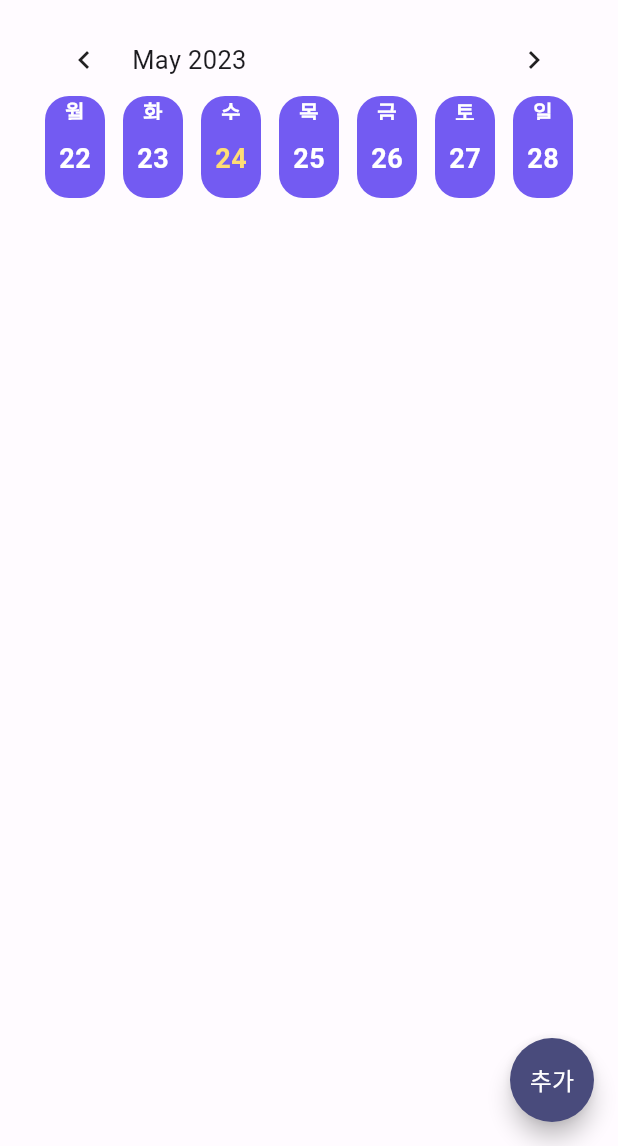
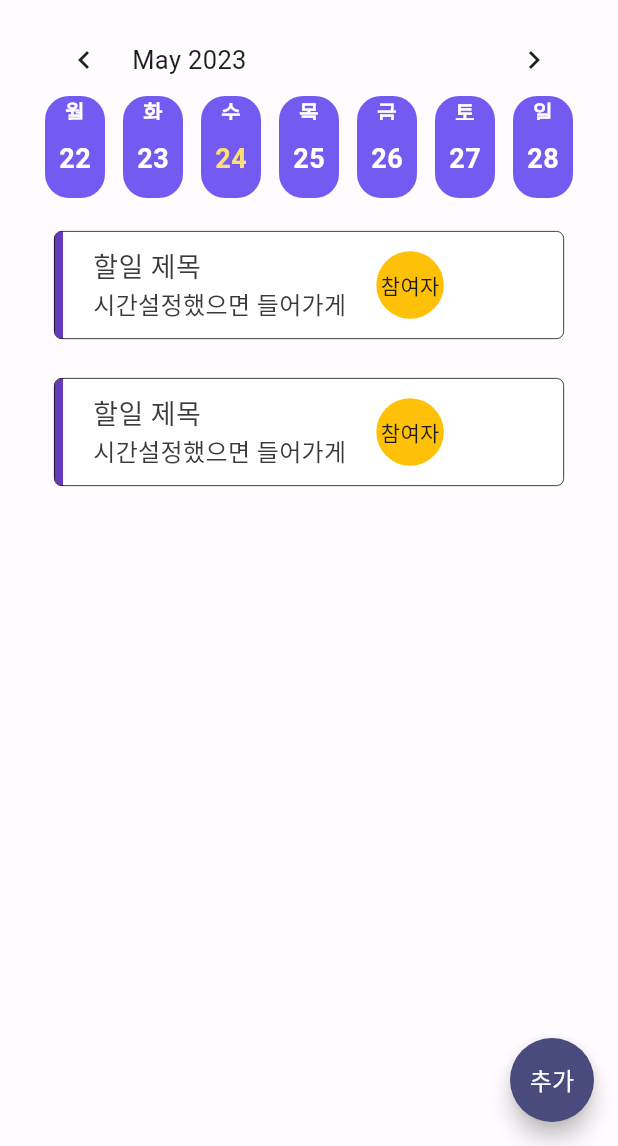
Before and after one commit to Daryu-Kim/plancation-flutter, a Flutter app: the HomeTodoPage screen opened directly, on a phone screen of 412 x 824 dp, the part 90-1236 px from its top. Run offline on Flutter 3.47's test engine with Material 2 defaults, Android fonts, the phone set to English and light mode, and no system bars; drawn by our look-alikes of flutter_slidable, table_calendar; our stand-ins replace calendar_timeline, cloud_firestore, curved_navigation_bar, firebase_auth, firebase_core, firebase_storage and 9 more; missing offline and left inert: word_break_text; accounts and stored records are empty; network calls fail; Roboto replaces fonts that are missing (Pretendard).

```diff
--- /dev/null
+++ b/lib/components/event_list/todo_list.dart
@@ -0,0 +1,231 @@
+import 'package:flutter/material.dart';
+import 'package:flutter_slidable/flutter_slidable.dart';
+import 'package:cloud_firestore/cloud_firestore.dart';
+import '../../components/todo_new/todo_new.dart';
+
+class TodoList extends StatefulWidget {
+  const TodoList({super.key});
+
+  // const TodoList(
+  //     {super.key, required this.diaryData, required this.calendarID});
+
+  // final Map diaryData;
+  // final String calendarID;
+
+  @override
+  TodoListState createState() => TodoListState();
+}
+
+class TodoListState extends State<TodoList> {
+  int calendarUsersCount = 1;
+  String authorName = "";
+  String? authorImagePath;
+
+  void showBottomSheet() => showModalBottomSheet(
+        context: context,
+        builder: (context) => const TodoForm(),
+        // shape: const RoundedRectangleBorder(
+        //     borderRadius: BorderRadius.vertical(
+        //   top: Radius.circular(25.0),
+        // )),
+        // <Widget>[
+        //   ListTile(
+        //     leading: const Icon(Icons.share),
+        //     onTap: () {},
+        //   ),
+        //   ListTile(
+        //     leading: const Icon(Icons.link),
+        //     onTap: () {},
+        //   )
+        // ],
+      );
+
+  // Future<Map?> getAuthorData() async {
+  //   try {
+  //     final tempData = await FirebaseFirestore.instance
+  //         .collection('Users')
+  //         .doc(widget.diaryData['postAuthorID'])
+  //         .get();
+  //     final result = tempData.data();
+  //     return result;
+  //   } catch (e) {
+  //     return null;
+  //   }
+  // }
+
+  Future<Map?> getCalendarData(String calendarID) async {
+    try {
+      final tempData = await FirebaseFirestore.instance
+          .collection('Calendars')
+          .doc(calendarID)
+          .get();
+      final result = tempData.data();
+      return result;
+    } catch (e) {
+      return null;
+    }
+  }
+
+  // Future<void> modifyBtnTap(BuildContext context) async {
+  //   if (widget.diaryData['postAuthorID'] == AuthManage().getUser()!.uid) {
+  //     showBottomSheet();
+  //   } else {
+  //     errorSnackBar(context, "본인의 기록만 수정할 수 있습니다!");
+  //   }
+  // }
+
+  // Future<void> deleteBtnTap(context) async {
+  //   if (widget.diaryData['postAuthorID'] == AuthManage().getUser()!.uid) {
+  //     await StoreManage().deleteDiary(
+  //         widget.diaryData['postID'], widget.diaryData['postImagePath']);
+  //     submitSnackBar(context, "기록이 삭제되었습니다!");
+  //   } else {
+  //     errorSnackBar(context, "본인의 기록만 삭제할 수 있습니다!");
+  //   }
+  // }
+
+  @override
+  Widget build(BuildContext context) {
+    return Slidable(
+      endActionPane: ActionPane(
+        motion: const ScrollMotion(),
+        children: [
+          const SizedBox(width: 8),
+          SlidableAction(
+            onPressed: print,
+            borderRadius: const BorderRadius.only(
+                bottomLeft: Radius.circular(6), topLeft: Radius.circular(6)),
+            icon: Icons.abc,
+            label: "수정",
+            backgroundColor: Theme.of(context).colorScheme.primary,
+            foregroundColor: Theme.of(context).colorScheme.primaryContainer,
+          ),
+          SlidableAction(
+            borderRadius: const BorderRadius.only(
+                bottomRight: Radius.circular(6), topRight: Radius.circular(6)),
+            onPressed: print,
+            icon: Icons.delete,
+            label: "삭제",
+            backgroundColor: Theme.of(context).colorScheme.errorContainer,
+            foregroundColor: Theme.of(context).colorScheme.error,
+          )
+        ],
+      ),
+      //todo리스트 컨테이너 스타일링
+      child: Container(
+        padding: const EdgeInsets.only(right: 8.0, left: 8.0),
+        height: 80,
+        child: Card(
+          elevation: 0,
+          color: Colors.white,
+          shape: RoundedRectangleBorder(
+              side: const BorderSide(color: Colors.black, width: 0.5),
+              borderRadius: BorderRadius.circular(5)),
+          child: Row(
+            mainAxisAlignment: MainAxisAlignment.start,
+            children: <Widget>[
+              Container(
+                decoration: const BoxDecoration(
+                  borderRadius: BorderRadius.only(
+                      topLeft: Radius.circular(15),
+                      bottomLeft: Radius.circular(15)),
+                  color: Colors.deepPurple,
+                ),
+                width: 6,
+              ),
+              const SizedBox(
+                width: 20,
+              ),
+              Column(
+                crossAxisAlignment: CrossAxisAlignment.start,
+                mainAxisAlignment: MainAxisAlignment.center,
+                children: const [
+                  Text(
+                    '할일 제목',
+                    style: TextStyle(
+                      fontSize: 18,
+                      color: Color.fromARGB(255, 58, 58, 58),
+                    ),
+                    textAlign: TextAlign.center,
+                  ),
+                  Text(
+                    '시간설정했으면 들어가게',
+                    style: TextStyle(
+                      fontSize: 16,
+                      color: Color.fromARGB(255, 58, 58, 58),
+                    ),
+                    textAlign: TextAlign.center,
+                  ),
+                ],
+              ),
+              const SizedBox(width: 20),
+              Container(
+                height: 45,
+                width: 45,
+                decoration: const BoxDecoration(
+                    color: Colors.amber,
+                    borderRadius: BorderRadius.all(Radius.circular(30))),
+                child: Row(
+                  mainAxisAlignment: MainAxisAlignment.center,
+                  crossAxisAlignment: CrossAxisAlignment.center,
+                  children: const [
+                    Text('참여자'),
+                  ],
+                ),
+              ),
+            ],
+          ),
+        ),
+      ),
+      // child: Container(
+      //   width: double.infinity,
+      //   height: 80,
+      //   alignment: Alignment.center,
+      //   padding: const EdgeInsets.symmetric(vertical: 8, horizontal: 16),
+      //   child: Row(
+      //       mainAxisAlignment: MainAxisAlignment.spaceBetween,
+      //       crossAxisAlignment: CrossAxisAlignment.center,
+      //       //박스안의 컨텐츠들
+      //       children: [
+      //         Column(
+      //           crossAxisAlignment: CrossAxisAlignment.start,
+      //           mainAxisAlignment: MainAxisAlignment.center,
+      //           children: const [
+      //             Text(
+      //               '할일 제목',
+      //               style: TextStyle(
+      //                 fontSize: 18,
+      //                 color: Color.fromARGB(255, 58, 58, 58),
+      //               ),
+      //               textAlign: TextAlign.center,
+      //             ),
+      //             Text(
+      //               '시간설정했으면 들어가게',
+      //               style: TextStyle(
+      //                 fontSize: 16,
+      //                 color: Color.fromARGB(255, 58, 58, 58),
+      //               ),
+      //               textAlign: TextAlign.center,
+      //             ),
+      //           ],
+      //         ),
+      //         const SizedBox(width: 12),
+      //         Container(
+      //           height: 45,
+      //           width: 45,
+      //           decoration: const BoxDecoration(
+      //               color: Colors.amber,
+      //               borderRadius: BorderRadius.all(Radius.circular(30))),
+      //           child: Row(
+      //             mainAxisAlignment: MainAxisAlignment.center,
+      //             crossAxisAlignment: CrossAxisAlignment.center,
+      //             children: const [
+      //               Text('참여자'),
+      //             ],
+      //           ),
+      //         ),
+      //       ]),
+      // ),
+    );
+  }
+}
--- a/lib/components/todo_new/todo_new.dart
+++ b/lib/components/todo_new/todo_new.dart
@@ -2,6 +2,7 @@ import 'package:flutter/cupertino.dart';
 import 'package:flutter/material.dart';
 import 'package:intl/intl.dart';
 // import 'package:plancation/modules/firebase_storage.dart';
+import 'package:plancation/modules/firebase_firestore.dart';
 
 class TodoForm extends StatefulWidget {
   const TodoForm({super.key});
@@ -39,9 +40,13 @@ class _TodoFormState extends State<TodoForm> {
   // TextEditingController titleFieldController = TextEditingController();
   String todoTitle = "";
 
+  var fromDate = DateFormat('yyyy-MM-dd\nHH:mm').format(DateTime.now());
+  var toDate = DateFormat('yyyy-MM-dd\nHH:mm').format(DateTime.now());
+
   @override
   void initState() {
     super.initState();
+
     selectedStartDate = DateTime.now();
     selectedEndDate = DateTime.now().add(const Duration(days: 1));
     // selectedStartTime = TimeOfDay.now();
@@ -65,12 +70,13 @@ class _TodoFormState extends State<TodoForm> {
     });
   }
 
-  // Future<void> submitTodo(context) async {
-  //   isTitleEntered == true
-  //       ? await StoreManage().createTodo(
-  //           selectedStartDate, selectedEndDate, todoTitle, member, notice)
-  //       : null;
-  // }
+  Future<void> submitTodo(context) async {
+    isTitleEntered == true
+        ? await StoreManage()
+            .createTodo(fromDate, toDate, todoTitle, member, notice)
+        : null;
+    Navigator.pop(context);
+  }
 
   @override
   Widget build(BuildContext context) {
@@ -117,7 +123,7 @@ class _TodoFormState extends State<TodoForm> {
 
         actions: [
           TextButton(
-              onPressed: () {},
+              onPressed: () => submitTodo(context),
               child: const Text(
                 '등록',
                 style: TextStyle(
@@ -327,9 +333,9 @@ class _TodoFormState extends State<TodoForm> {
                                   minimumDate: DateTime.now()
                                       .add(const Duration(minutes: -5)),
                                   // maximumDate: selectedEndDate,
-                                  onDateTimeChanged: (DateTime newTime) {
+                                  onDateTimeChanged: (DateTime pickedDate) {
                                     setState(() {
-                                      selectedEndDate = newTime;
+                                      selectedEndDate = pickedDate;
                                       print(selectedEndDate);
                                     });
                                   },
@@ -357,11 +363,6 @@ class _TodoFormState extends State<TodoForm> {
                 borderRadius: BorderRadius.circular(8.0),
               ),
               child: PopupMenuButton(
-                //이게 왜 안먹는지 모르겠어서 패딩으로 묶었습니다;;; 진짜 화나네
-                // padding: const EdgeInsets.symmetric(
-                //   vertical: 20,
-                //   horizontal: 14,
-                // ),
                 shape: const RoundedRectangleBorder(
                     borderRadius: BorderRadius.all(Radius.circular(12))),
                 child: Padding(
--- a/lib/modules/firebase_firestore.dart
+++ b/lib/modules/firebase_firestore.dart
@@ -246,14 +246,14 @@ class StoreManage {
           .doc(calendarID)
           .collection("Events")
           .add({
-        'eventSTime': startTime,
-        'eventETime': endTime,
-        'eventTitle': todoTitle,
-        'eventUsers': selectUsers, //할일 유저의 uid?
+        'eventSTime': startTime, //시작날짜와 시간
+        'eventETime': endTime, //종료날짜와 시간
+        'eventTitle': todoTitle, //할 일 제목
+        'eventUsers': [selectUsers], //할 일 이벤트 참여자 고유 uid를 담아야돼요
         'eventAlerts': alert, // 알림
         'eventAuthorID': AuthManage().getUser()!.uid, //이벤트 제작자 고유 ID
         'eventTodo': false, //false 면 할 일, true 면 일정
-        'eventCheckdUsers': [], // 할 일 체크 초기설정 [] 빈 배열
+        'eventCheckedUsers': [], // 할 일 체크 초기설정 [] 빈 배열 - 완료되면 완료된 사람의 Uid 담기
       });
 
       return "";
@@ -263,3 +263,19 @@ class StoreManage {
     }
   }
 }
+
+// //할 일 만든 작자 가져오기
+// Future<dynamic> getTodoAuthorName(String authorID) async {
+//   try {
+//     await FirebaseFirestore.instance
+//         .collection('Users')
+//         .doc(authorID)
+//         .get()
+//         .then((value) {
+//       return value.get('userName');
+//     });
+//   } catch (e) {
+//     Logger().e(e);
+//     return;
+//   }
+// }
--- a/lib/pages/diary_item/diary_item.dart
+++ b/lib/pages/diary_item/diary_item.dart
@@ -29,14 +29,15 @@ class DiaryItemPageState extends State<DiaryItemPage> {
           height: 217 - 24,
           decoration: BoxDecoration(
               color: Theme.of(context).colorScheme.background,
-              borderRadius: BorderRadius.circular(16)
-            ),
+              borderRadius: BorderRadius.circular(16)),
           child: Column(
             children: [
               Container(
                 alignment: Alignment.center,
                 decoration: BoxDecoration(
-                    borderRadius: const BorderRadius.only(topRight: Radius.circular(16), topLeft: Radius.circular(16)),
+                  borderRadius: const BorderRadius.only(
+                      topRight: Radius.circular(16),
+                      topLeft: Radius.circular(16)),
                   shape: BoxShape.rectangle,
                   color: Theme.of(context).colorScheme.secondary,
                 ),
@@ -47,8 +48,7 @@ class DiaryItemPageState extends State<DiaryItemPage> {
                   style: TextStyle(
                       color: Colors.white,
                       fontSize: 18,
-                      fontWeight: FontWeight.w700
-                    ),
+                      fontWeight: FontWeight.w700),
                 ),
               ),
               InkWell(
@@ -62,8 +62,7 @@ class DiaryItemPageState extends State<DiaryItemPage> {
                     style: TextStyle(
                         color: Theme.of(context).colorScheme.secondary,
                         fontSize: 20,
-                          fontWeight: FontWeight.w700
-                      ),
+                        fontWeight: FontWeight.w700),
                   ),
                 ),
               ),
@@ -82,8 +81,7 @@ class DiaryItemPageState extends State<DiaryItemPage> {
                     style: TextStyle(
                         color: Theme.of(context).colorScheme.error,
                         fontSize: 20,
-                          fontWeight: FontWeight.w700
-                      ),
+                        fontWeight: FontWeight.w700),
                   ),
                 ),
               ),
@@ -136,7 +134,7 @@ class DiaryItemPageState extends State<DiaryItemPage> {
                   width: 64,
                   child: TextButton(
                       onPressed: showManageModal,
-                      child: Text(
+                      child: const Text(
                         "관리",
                         style: TextStyle(
                             color: CupertinoColors.white,
@@ -162,7 +160,7 @@ class DiaryItemPageState extends State<DiaryItemPage> {
                 children: [
                   widget.calendarUsersCount != 1
                       ? Row(
-                    mainAxisAlignment:  MainAxisAlignment.center,
+                          mainAxisAlignment: MainAxisAlignment.center,
                           children: [
                             SizedBox(
                               width: 56,
@@ -170,17 +168,19 @@ class DiaryItemPageState extends State<DiaryItemPage> {
                               child: ClipRRect(
                                 borderRadius: BorderRadius.circular(100),
                                 child: widget.authorImagePath != null
-                                    ? Image.network(
-                                        widget.authorImagePath!,
+                                    ? Image.network(widget.authorImagePath!,
                                         height: 56,
                                         width: 56,
                                         fit: BoxFit.cover)
                                     : CircleAvatar(
-                                  backgroundColor: Theme.of(context).colorScheme.primary,
+                                        backgroundColor: Theme.of(context)
+                                            .colorScheme
+                                            .primary,
                                         child: Text(
                                           widget.authorName.length < 3
                                               ? widget.authorName
-                                              : widget.authorName.substring(0, 3),
+                                              : widget.authorName
+                                                  .substring(0, 3),
                                           style: TextStyle(
                                               fontSize: 20,
                                               color: Theme.of(context)
@@ -197,20 +197,18 @@ class DiaryItemPageState extends State<DiaryItemPage> {
                               children: [
                                 Container(
                                   padding: const EdgeInsets.symmetric(
-                                    vertical: 2,
-                                    horizontal: 8
-                                ),
+                                      vertical: 2, horizontal: 8),
                                   decoration: BoxDecoration(
                                       borderRadius: BorderRadius.circular(100),
-                                    color: Theme.of(context).colorScheme.primary
-                                ),
+                                      color: Theme.of(context)
+                                          .colorScheme
+                                          .primary),
                                   child: Text(
                                     widget.authorName,
                                     style: const TextStyle(
                                         color: Colors.white,
                                         fontWeight: FontWeight.w700,
-                                      fontSize: 14
-                                  ),
+                                        fontSize: 14),
                                   ),
                                 ),
                                 const SizedBox(height: 4),
--- a/lib/pages/home_todo/home_todo.dart
+++ b/lib/pages/home_todo/home_todo.dart
@@ -4,6 +4,7 @@ import 'package:flutter/material.dart';
 import 'package:intl/intl.dart';
 import 'package:table_calendar/table_calendar.dart';
 import '../../components/todo_new/todo_new.dart';
+import '../../components/event_list/todo_list.dart';
 
 DateTime now = DateTime.now();
 
@@ -183,6 +184,7 @@ class _HomeTodoPageState extends State<HomeTodoPage> {
                     } else if (day.weekday == DateTime.saturday) {
                       text = '토';
                     }
+                    //날짜 요일 스타일링
                     return Container(
                       alignment: Alignment.center,
                       margin: const EdgeInsets.symmetric(horizontal: 6),
@@ -203,8 +205,18 @@ class _HomeTodoPageState extends State<HomeTodoPage> {
                   },
                 ),
               ),
+              const SizedBox(
+                height: 18,
+              ),
+              //todo 리스트보여주기
+              const TodoList(),
+              const SizedBox(
+                height: 18,
+              ),
+              const TodoList(),
             ],
-            )),
+          ),
+        ),
       ),
       //플로팅버튼
       floatingActionButton: FloatingActionButton(
```
Also changed, not shown: lib/components/diary_list_post/diary_list_post.dart (+12 -7 lines). Lines whose indentation alone changed are shown as unchanged.
